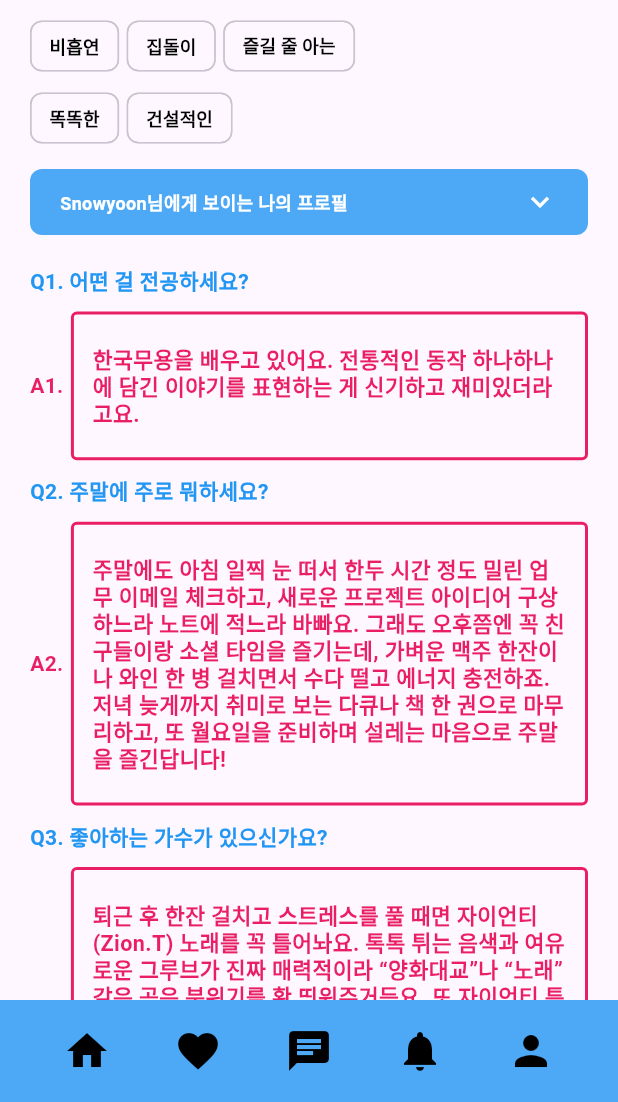
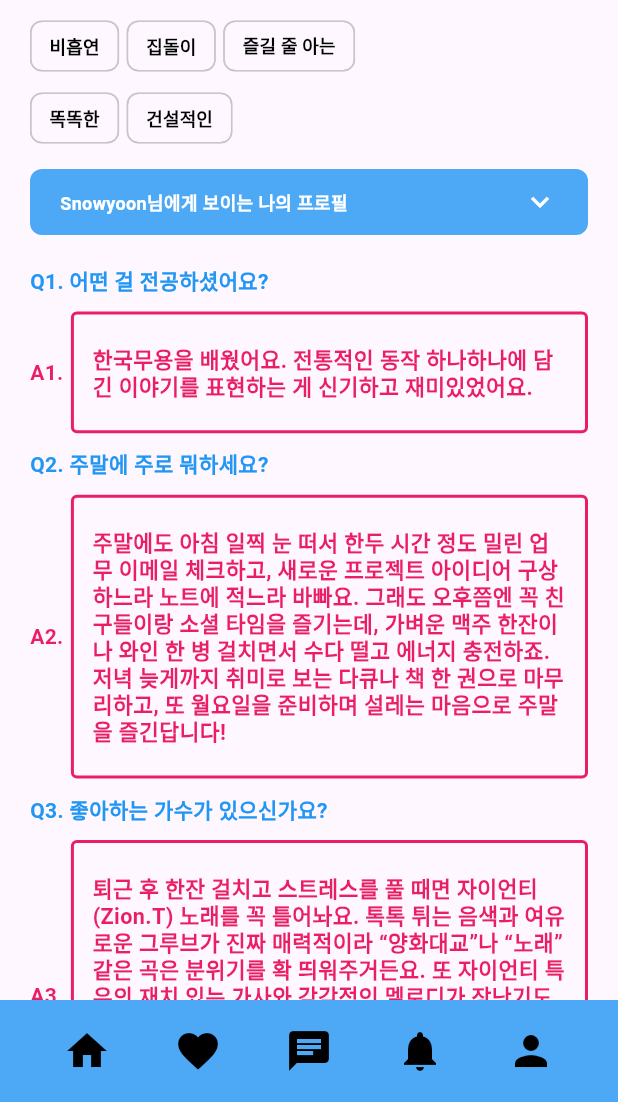
Before and after one commit to wdrppl/pingpong-screen, a Flutter app: the CoolguyScreenLast screen opened by its route, scrolled down 576 dp, on a phone screen of 412 x 824 dp, the part 134-1236 px from its top. Run offline on Flutter 3.47's test engine with Material 3 defaults, Android fonts, the phone set to English and light mode, and no system bars; Roboto replaces fonts that are missing (Pretendard Variable).

Commit message:
Modify Q and A

```diff
--- a/lib/others.dart
+++ b/lib/others.dart
@@ -388,7 +388,7 @@ class SnowyoonProfileLast extends StatelessWidget {
                 ),
                 SizedBox(height: 20),
                 Text(
-                  'Q1. 어떤 걸 전공하세요?',
+                  'Q1. 어떤 걸 전공하셨어요?',
                   style: TextStyle(
                     color: Colors.blue,
                     fontWeight: FontWeight.w600,
@@ -416,7 +416,7 @@ class SnowyoonProfileLast extends StatelessWidget {
                           vertical: MediaQuery.of(context).size.width * 0.05,
                         ),
                         child: Text(
-                          '한국무용을 배우고 있어요. 전통적인 동작 하나하나에 담긴 이야기를 표현하는 게 신기하고 재미있더라고요.',
+                          '한국무용을 배웠어요. 전통적인 동작 하나하나에 담긴 이야기를 표현하는 게 신기하고 재미있었어요.',
                           style: TextStyle(
                             color: Colors.pink,
                             fontSize: MediaQuery.of(context).size.width * 0.035,
--- a/lib/screens/coolguy_screens.dart
+++ b/lib/screens/coolguy_screens.dart
@@ -912,7 +912,7 @@ class _CoolguyScreenLastState extends State<CoolguyScreenLast> {
                     CoolguyProfileLast(isVisible: isProfileExpanded),
                     SizedBox(height: 20),
                     Text(
-                      'Q1. 어떤 걸 전공하세요?',
+                      'Q1. 어떤 걸 전공하셨어요?',
                       style: TextStyle(
                         color: Colors.blue,
                         fontWeight: FontWeight.w600,
@@ -942,7 +942,7 @@ class _CoolguyScreenLastState extends State<CoolguyScreenLast> {
                                   MediaQuery.of(context).size.width * 0.05,
                             ),
                             child: Text(
-                              '한국무용을 배우고 있어요. 전통적인 동작 하나하나에 담긴 이야기를 표현하는 게 신기하고 재미있더라고요.',
+                              '한국무용을 배웠어요. 전통적인 동작 하나하나에 담긴 이야기를 표현하는 게 신기하고 재미있었어요.',
                               style: TextStyle(
                                 color: Colors.pink,
                                 fontSize:
--- a/lib/screens/snowyoon_screens.dart
+++ b/lib/screens/snowyoon_screens.dart
@@ -410,7 +410,7 @@ class _SnowyoonScreenAState extends State<SnowyoonScreenA> {
                     SnowyoonProfile(isVisible: isProfileExpanded),
                     SizedBox(height: 20),
                     Text(
-                      'Q1. 어떤 걸 전공하세요?',
+                      'Q1. 어떤 걸 전공하셨어요?',
                       style: TextStyle(
                         color: Colors.blue,
                         fontWeight: FontWeight.w600,
```
